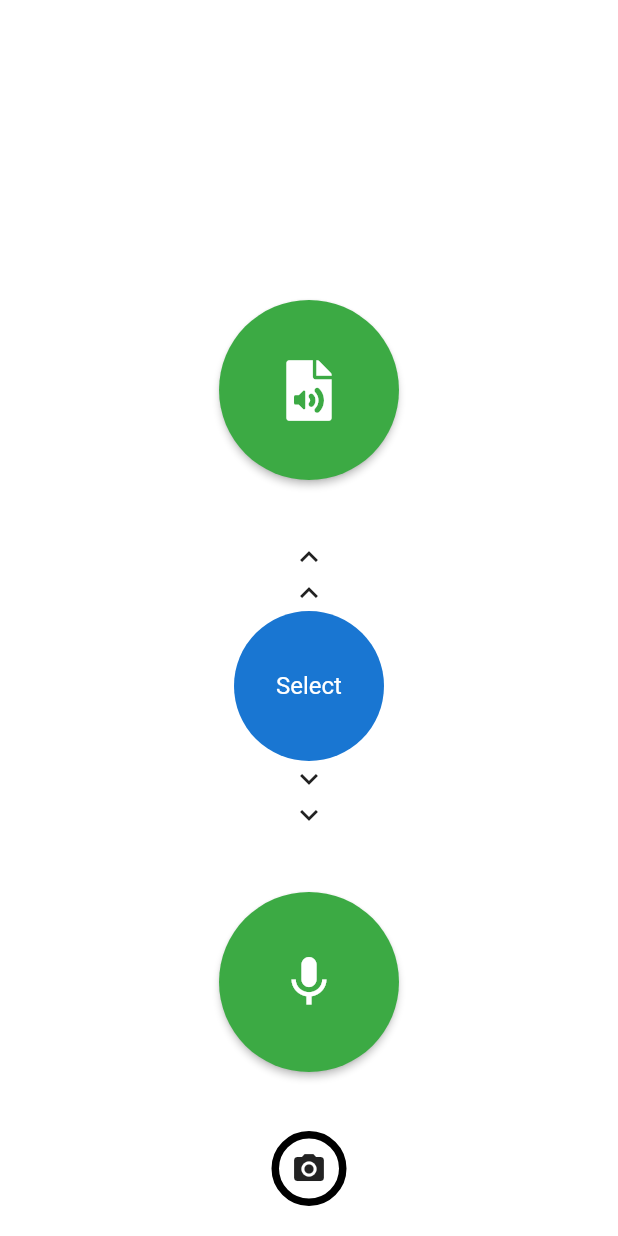
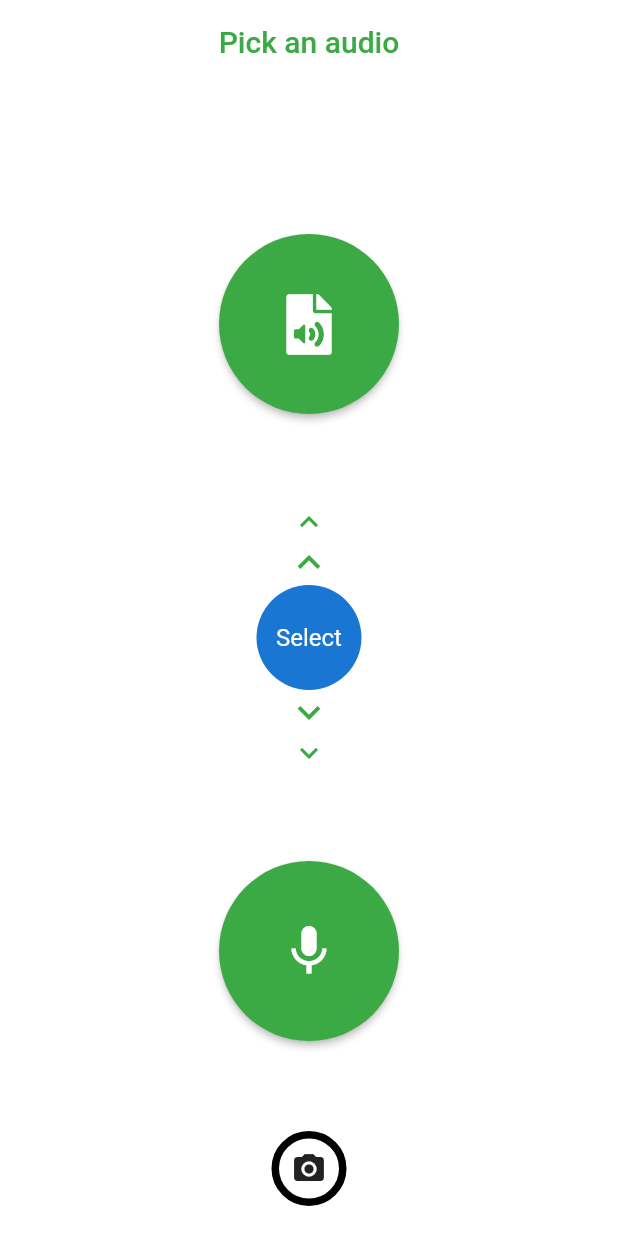
Before and after one commit to bot1001/AI-Birdie, a Flutter app: the AudioClassification screen opened directly, on a phone screen of 412 x 824 dp. Run offline on Flutter 3.47's test engine with Material 2 defaults, Android fonts, the light colour scheme and no system bars; our stand-ins replace audioplayers, camera, datetime_picker_formfield, file_picker, font_awesome_flutter, geolocator and 3 more; missing offline and left inert: flutter_animation_set, flutter_audio_recorder, flutter_email_sender, flutter_timer, swipedetector.

Commit message:
audio work done

```diff
--- a/lib/main.dart
+++ b/lib/main.dart
@@ -15,8 +15,7 @@ class MyApp extends StatelessWidget {
   Widget build(BuildContext context) {
     return MaterialApp(
       title: 'AI Birdie',
-      theme: ThemeData(
-      ),
+      theme: ThemeData(),
       home: LandingPage(cameras),
       debugShowCheckedModeBanner: false,
     );
--- a/lib/screens/audio_classidication.dart
+++ b/lib/screens/audio_classidication.dart
@@ -25,6 +25,16 @@ class _AudioClassificationState extends State<AudioClassification> {
   @override
   Widget build(BuildContext context) {
     return Scaffold(
+      appBar: AppBar(
+        centerTitle: true,
+        backgroundColor: Colors.white,
+        title: Text(
+          "Pick an audio",
+          style: TextStyle(color: myGreen),
+        ),
+        elevation: 0,
+      ),
+
       // backgroundColor: myGreen,
       body: SafeArea(
           child: Stack(
@@ -41,7 +51,7 @@ class _AudioClassificationState extends State<AudioClassification> {
           ),
           Center(
             child: Padding(
-              padding: const EdgeInsets.only(top: 200.0, bottom: 20.0),
+              padding: const EdgeInsets.only(top: 100.0, bottom: 20.0),
               child: Column(
                 mainAxisAlignment: MainAxisAlignment.spaceBetween,
                 children: <Widget>[
@@ -81,46 +91,57 @@ class _AudioClassificationState extends State<AudioClassification> {
                   ),
                   Column(
                     children: <Widget>[
-
                       Column(
                         children: <Widget>[
-                  Icon(Icons.keyboard_arrow_up),
-                  Icon(Icons.keyboard_arrow_up),
-
+                          Icon(
+                            Icons.keyboard_arrow_up,
+                            color: myGreen,
+                          ),
+                          Icon(
+                            Icons.keyboard_arrow_up,
+                            size: 30,
+                            color: myGreen,
+                          ),
                         ],
                       ),
                       Draggable(
                         child: CircleAvatar(
-                      radius: 50,
+                          radius: 35,
                           child: Text("Select"),
-
                         ),
                         feedback: CircleAvatar(
-                      // backgroundColor: Colors.green,
-                      radius: 50,
+                          radius: 35,
                           child: Text("Select"),
                         ),
                         childWhenDragging: CircleAvatar(
-                      radius: 50,
+                          radius: 35,
                           backgroundColor: Colors.white,
                         ),
                         axis: Axis.vertical,
-                    // dragAnchor: ,
-
                       ),
                       Column(
                         children: <Widget>[
-                  Icon(Icons.keyboard_arrow_down),
-                  Icon(Icons.keyboard_arrow_down),
-
+                          Icon(
+                            Icons.keyboard_arrow_down,
+                            size: 30,
+                            color: myGreen,
+                          ),
+                          Icon(
+                            Icons.keyboard_arrow_down,
+                            color: myGreen,
+                          ),
                         ],
                       ),
                     ],
                   ),
-
                   Hero(
                     tag: 'mic',
-                    child: Container(
+                    child: DragTarget(
+                      onAccept: (value) {
+                        myTransition(context, 1.0, 0.0, AudioRecord());
+                      },
+                      builder: (a, b, c) {
+                        return Container(
                           width: 120,
                           height: 120,
                           child: RaisedButton(
@@ -136,6 +157,8 @@ class _AudioClassificationState extends State<AudioClassification> {
                               onPressed: () {
                                 myTransition(context, 1.0, 0.0, AudioRecord());
                               }),
+                        );
+                      },
                     ),
                   ),
                   GestureDetector(
```
Also changed, not shown: lib/screens/audio_identify.dart (+66 -92 lines), lib/screens/audio_record.dart (+10 -10 lines), lib/screens/landing_page.dart (+4 -4 lines), images/icimage.jpg (added), images/temp.png (added), 2 other files. Lines whose indentation alone changed are shown as unchanged.
